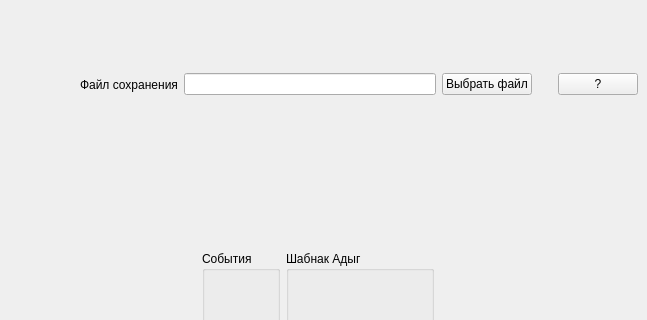
Before: the Qt Designer form Pathologic3Helper/mainwindow.ui in fii1123/Pathologic3Helper, drawn with Qt 5; both pictures show x 535 to 1182 and y 0 to 320 of the 1182 by 966 pixel window.
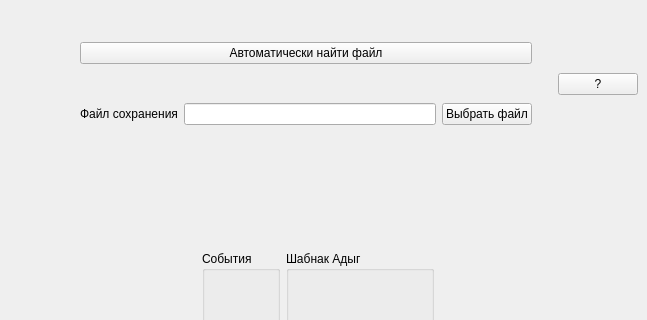
After: the same form once the commit is applied. Icons and pictures are not drawn.

Diff of the .ui file:
```diff
--- a/Pathologic3Helper/mainwindow.ui
+++ b/Pathologic3Helper/mainwindow.ui
@@ -18,7 +18,7 @@
     <normaloff>:/new/prefix1/Res/apat.PNG</normaloff>:/new/prefix1/Res/apat.PNG</iconset>
   </property>
   <widget class="QWidget" name="centralwidget">
-   <layout class="QVBoxLayout" name="verticalLayout_11">
+   <layout class="QVBoxLayout" name="verticalLayout_12">
     <item>
      <layout class="QHBoxLayout" name="horizontalLayout_4">
       <item>
@@ -60,6 +60,17 @@
        </spacer>
       </item>
       <item>
+       <layout class="QVBoxLayout" name="verticalLayout_11">
+        <item>
+         <widget class="QPushButton" name="AutoFindButton">
+          <property name="text">
+           <string>Автоматически найти файл</string>
+          </property>
+         </widget>
+        </item>
+        <item>
+         <layout class="QHBoxLayout" name="horizontalLayout_6">
+          <item>
        <widget class="QLabel" name="label_2">
         <property name="text">
          <string>Файл сохранения</string>
@@ -79,6 +90,10 @@
          <string>Выбрать файл</string>
         </property>
        </widget>
+          </item>
+         </layout>
+        </item>
+       </layout>
       </item>
       <item>
        <spacer name="horizontalSpacer_7">
```
Lines whose indentation alone changed are shown as unchanged.
